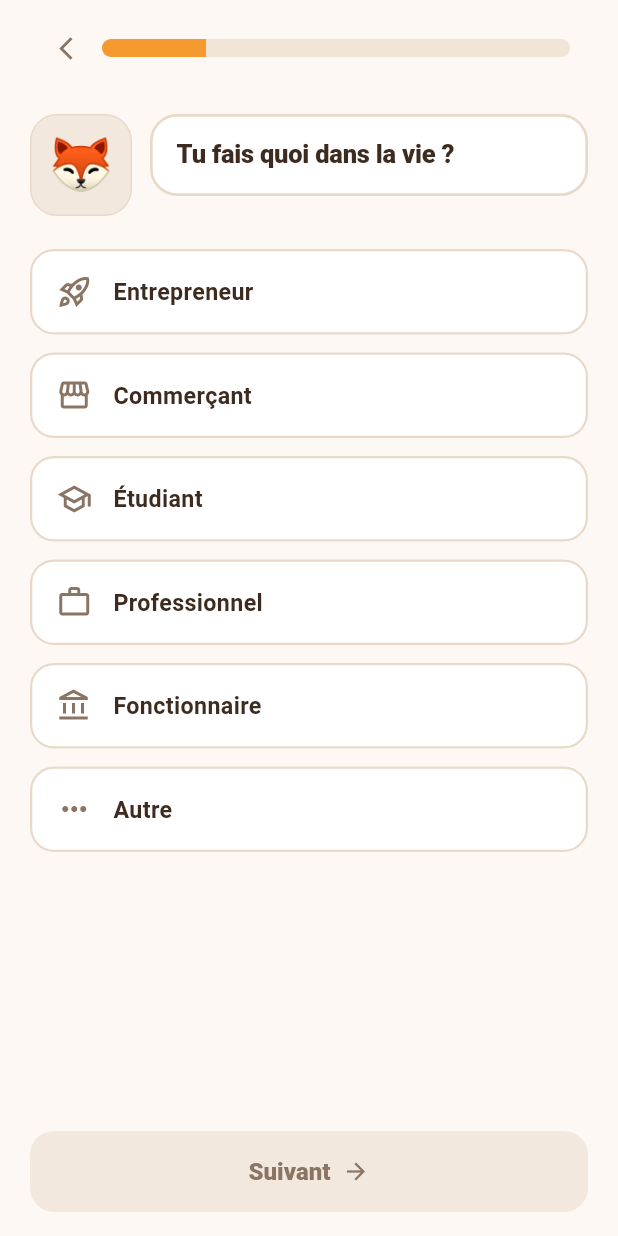
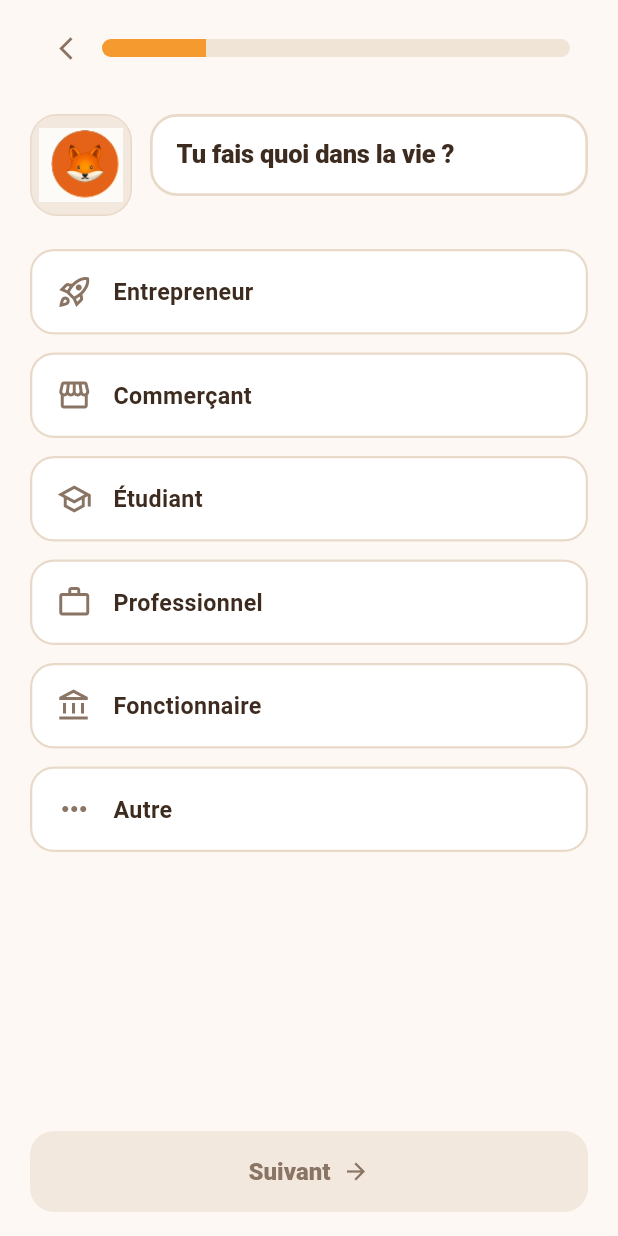
Before and after one commit to tgede46/finedge-mobile, a Flutter app: the screen it shows after launch, after a tap on "Commencer", after a tap on "C’est parti", on a phone screen of 412 x 824 dp. Run offline on Flutter 3.47's test engine with Material 3 defaults, Android fonts, the phone set to English and light mode, and no system bars; our stand-ins replace dio, go_router, shared_preferences; Roboto replaces fonts that are missing (Matt).

Commit message:
feat: integrate splash screen and logo assets with updated onboarding visuals
Add flutter_launcher_icons and flutter_native_splash dependencies for enhanced branding. Configure splash screen with custom background color and logo. Update onboarding and profile views to display the logo image instead of emoji, improving visual consistency across the app. Refactor mascot components to utilize the logo asset, ensuring a cohesive user experience.

```diff
--- a/lib/views/onboarding/onboarding_view.dart
+++ b/lib/views/onboarding/onboarding_view.dart
@@ -298,7 +298,12 @@ class _OnboardingViewState extends State<OnboardingView> {
         children: [
           OnboardingProgressHeader(step: 1, total: _totalSteps),
           const Spacer(),
-          Text(FinedgeMascot.emoji, style: const TextStyle(fontSize: 64)),
+          Image.asset(
+            FinedgeMascot.assetPath,
+            width: 96,
+            height: 96,
+            fit: BoxFit.contain,
+          ),
           const SizedBox(height: 20),
           Text(
             'Quelques questions pour mieux te comprendre',
--- a/lib/views/profil/about_view.dart
+++ b/lib/views/profil/about_view.dart
@@ -24,7 +24,7 @@ class AboutView extends StatelessWidget {
       body: ListView(
         padding: const EdgeInsets.fromLTRB(24, 8, 24, 40),
         children: [
-          const Center(child: FinedgeMascot(size: 120, emojiSize: 64)),
+          const Center(child: FinedgeMascot(size: 120, showCircle: false)),
           const SizedBox(height: 20),
           Text(
             'FinEdge',
--- a/lib/widgets/get_started_hero.dart
+++ b/lib/widgets/get_started_hero.dart
@@ -4,7 +4,7 @@ import '../core/theme/app_typography.dart';
 import '../core/theme/soft_ui_colors.dart';
 import 'finedge_mascot.dart';
 
-/// Hero Get Started — icône coach + marque (sans texte marketing).
+/// Hero Get Started — logo coach + marque.
 class GetStartedHero extends StatelessWidget {
   const GetStartedHero({super.key});
 
@@ -46,9 +46,12 @@ class GetStartedHero extends StatelessWidget {
                     ],
                   ),
                   alignment: Alignment.center,
-                  child: Text(
-                    FinedgeMascot.emoji,
-                    style: TextStyle(fontSize: mascotSize * 0.44),
+                  clipBehavior: Clip.antiAlias,
+                  child: Image.asset(
+                    FinedgeMascot.assetPath,
+                    width: mascotSize * 0.88,
+                    height: mascotSize * 0.88,
+                    fit: BoxFit.contain,
                   ),
                 ),
                 const SizedBox(height: 22),
--- a/lib/widgets/intro_mascot.dart
+++ b/lib/widgets/intro_mascot.dart
@@ -44,12 +44,15 @@ class IntroMascot extends StatelessWidget {
                 ],
               ),
               alignment: Alignment.center,
+              clipBehavior: Clip.antiAlias,
               child: child,
             );
           },
-          child: Text(
-            FinedgeMascot.emoji,
-            style: TextStyle(fontSize: size * 0.44),
+          child: Image.asset(
+            FinedgeMascot.assetPath,
+            width: size * 0.88,
+            height: size * 0.88,
+            fit: BoxFit.contain,
           ),
         ),
       ),
--- a/lib/widgets/mascot_header.dart
+++ b/lib/widgets/mascot_header.dart
@@ -17,7 +17,7 @@ class MascotHeader extends StatelessWidget {
         const CircleAvatar(
           radius: 28,
           backgroundColor: AppColors.primary,
-          child: Text(FinedgeMascot.emoji, style: TextStyle(fontSize: 28)),
+          backgroundImage: AssetImage(FinedgeMascot.assetPath),
         ),
         const SizedBox(width: 12),
         Expanded(
--- a/lib/widgets/mascot_speech_header.dart
+++ b/lib/widgets/mascot_speech_header.dart
@@ -24,9 +24,12 @@ class MascotSpeechHeader extends StatelessWidget {
             border: Border.all(color: SoftUiColors.border),
           ),
           alignment: Alignment.center,
-          child: const Text(
-            FinedgeMascot.emoji,
-            style: TextStyle(fontSize: 34),
+          clipBehavior: Clip.antiAlias,
+          child: Image.asset(
+            FinedgeMascot.assetPath,
+            width: 56,
+            height: 56,
+            fit: BoxFit.contain,
           ),
         ),
         const SizedBox(width: 12),
```
Also changed, not shown: lib/views/profil/settings_view.dart (+6 -1 lines), lib/widgets/finedge_mascot.dart (+11 -5 lines), lib/widgets/streak_goal_list.dart (+7 -1 lines), pubspec.yaml (+20 -0 lines), 3 other files.
